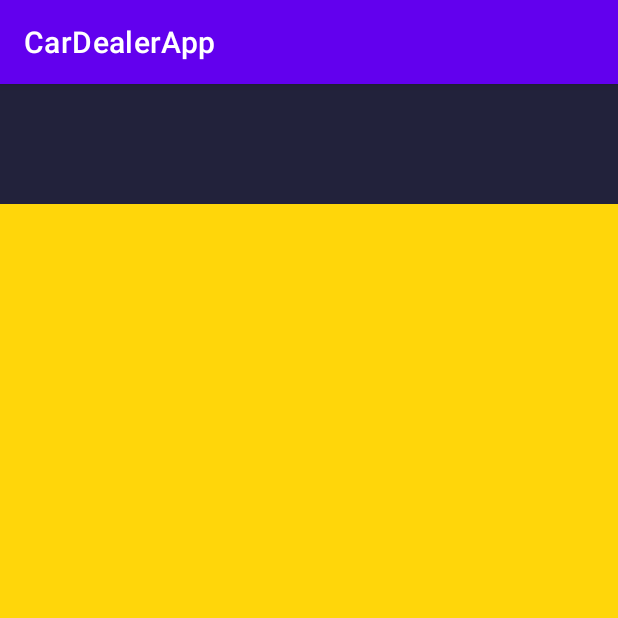
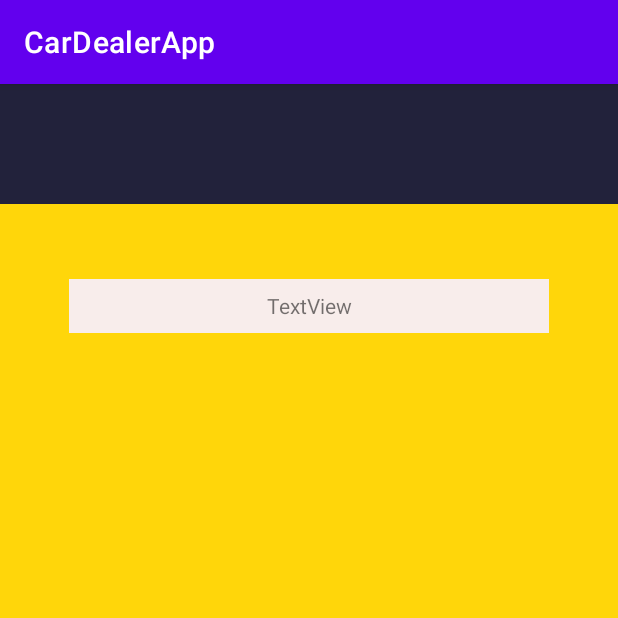
Before and after one commit to davidmillan5/CarDealerApp, an Android app: the ActivityClients screen opened directly, with no data from a screen before it, on a phone screen of 412 x 824 dp, the top half of it. Run offline under Robolectric (Android 15) with nearby library versions, the phone set to English and light mode, and no system bars.

Commit message:
Started to work on the Clients Activity

```diff
--- a/app/src/main/res/layout/activity_clients.xml
+++ b/app/src/main/res/layout/activity_clients.xml
@@ -14,5 +14,15 @@
         android:background="@color/grayblack"
         />
 
+    <TextView
+        android:id="@+id/textView"
+        android:layout_width="320sp"
+        android:layout_height="36sp"
+        android:layout_marginTop="50sp"
+        android:gravity="center"
+        android:layout_gravity="center"
+        android:background="@color/whitey"
+        android:text="TextView"/>
+
 
 </LinearLayout>
```
